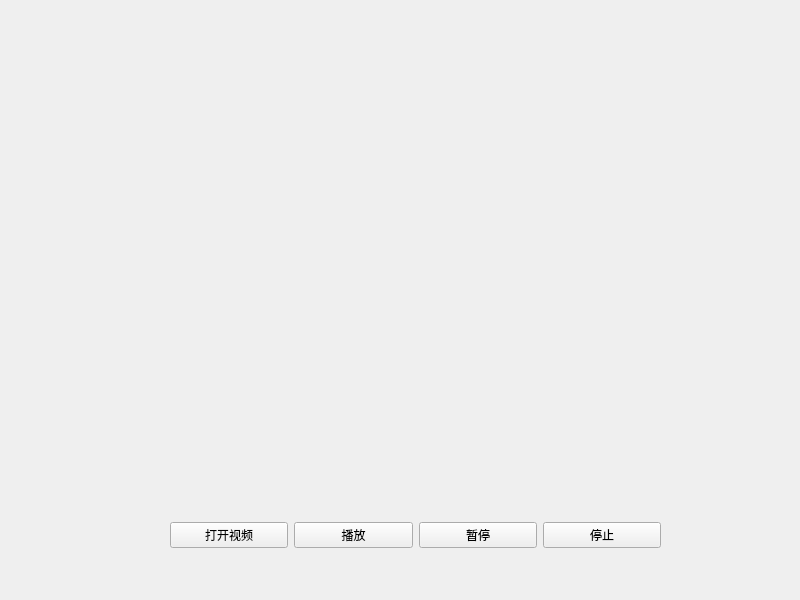
Before: the Qt Designer form qt1/vlc_player/widget.ui in chengweiting/Syn-Project, drawn with Qt 5.
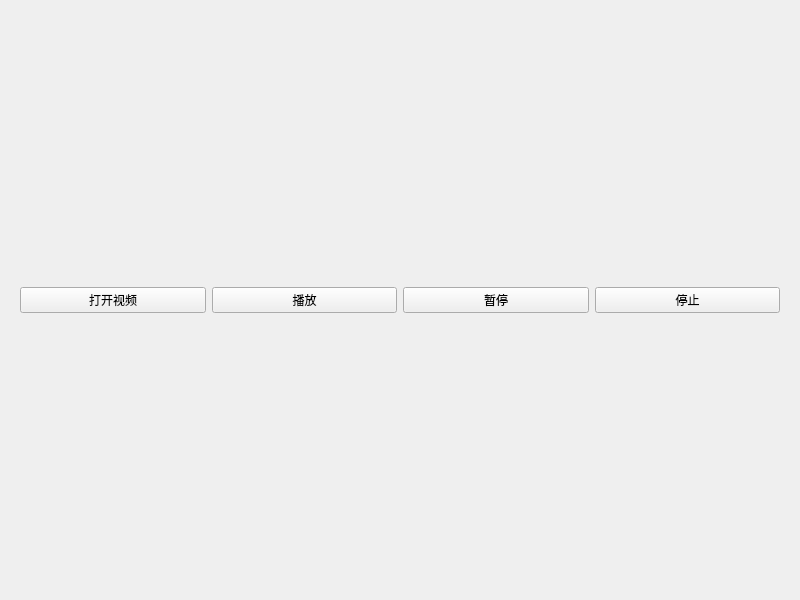
After: the same form once the commit is applied.

Diff of the .ui file:
```diff
--- a/qt1/vlc_player/widget.ui
+++ b/qt1/vlc_player/widget.ui
@@ -13,15 +13,9 @@
   <property name="windowTitle">
    <string>Widget</string>
   </property>
+  <layout class="QHBoxLayout" name="horizontalLayout_2">
+   <item>
   <widget class="QWidget" name="widget" native="true">
-   <property name="geometry">
-    <rect>
-     <x>170</x>
-     <y>500</y>
-     <width>491</width>
-     <height>71</height>
-    </rect>
-   </property>
    <layout class="QHBoxLayout" name="horizontalLayout">
     <item>
      <widget class="QPushButton" name="btnopen">
@@ -53,6 +47,8 @@
     </item>
    </layout>
   </widget>
+   </item>
+  </layout>
  </widget>
  <resources/>
  <connections/>
```
Lines whose indentation alone changed are shown as unchanged.
